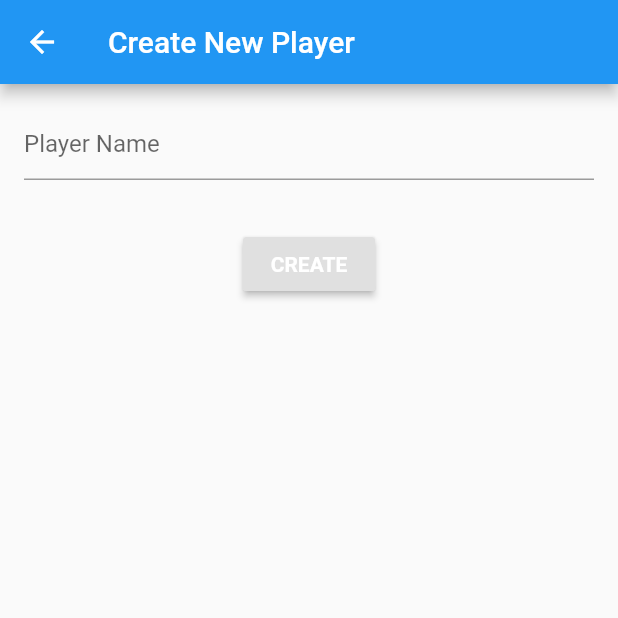
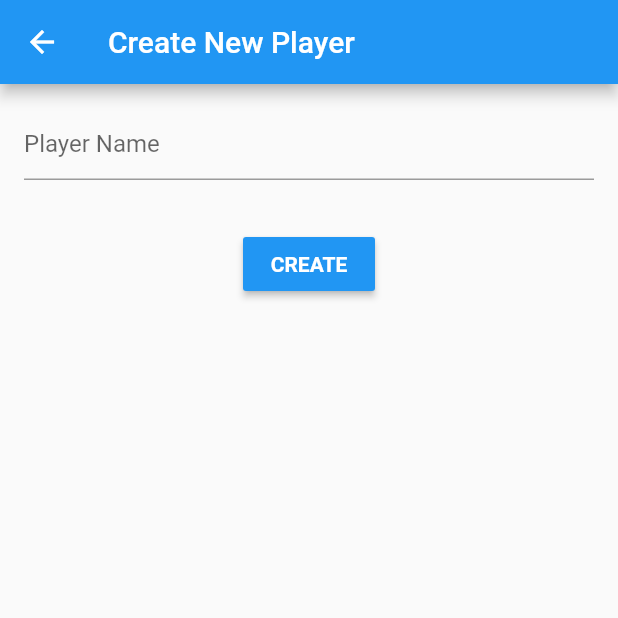
Before and after one commit to two-brothers/leaderboard-app, a Flutter app: the NewPlayer screen opened directly, on a phone screen of 412 x 824 dp, the top half of it. Run offline on Flutter 3.47's test engine with Material 2 defaults, Android fonts, the phone set to English and light mode, and no system bars; our stand-ins replace cloud_firestore, conditional_builder, datetime_picker_formfield, equatable, rxdart; missing offline and left inert: autocomplete_textfield; accounts and stored records are empty.

Commit message:
Add color to record match button

```diff
--- a/lib/form_submission_button.dart
+++ b/lib/form_submission_button.dart
@@ -44,5 +44,7 @@ class _FormSubmissionButtonState extends State<FormSubmissionButton> {
                               Scaffold.of(context).showSnackBar(SnackBar(content: Text(error.toString()), backgroundColor: Colors.red)));
                     }
                   },
-                  child: Text(this.widget.buttonText, style: Theme.of(context).textTheme.button))));
+                  child: Text(this.widget.buttonText, style: Theme.of(context).textTheme.button),
+                  color: Theme.of(context).primaryColor,
+                )));
 }
```
